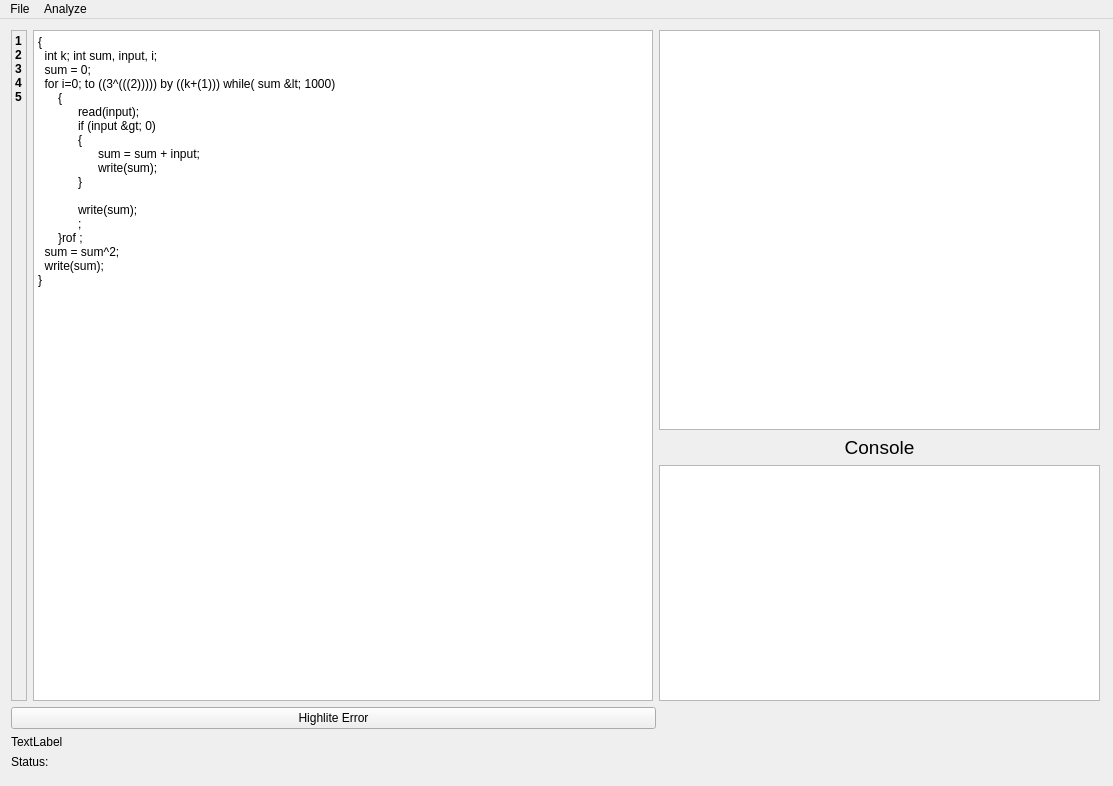
The window that MainWindow/mainwindow.ui (Childcity/SimpleLanguageParserGUI) describes before a commit, drawn with Qt 5.
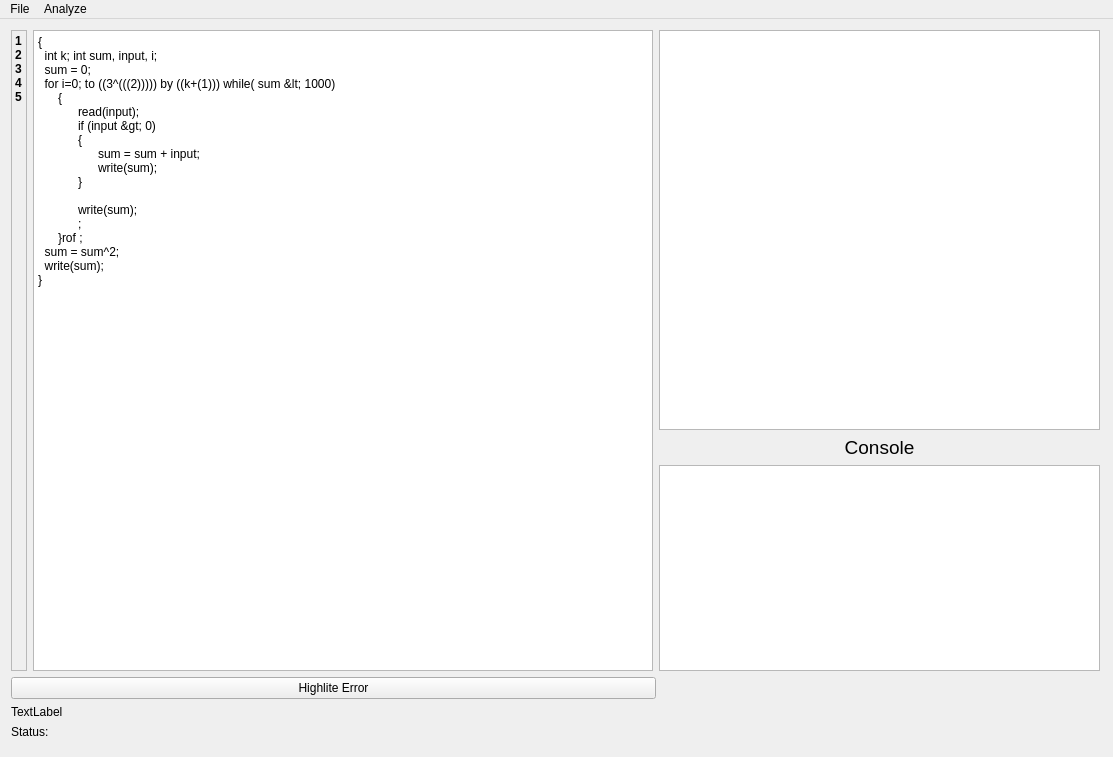
The same window after the commit.

The edit to the form file:
```diff
--- a/MainWindow/mainwindow.ui
+++ b/MainWindow/mainwindow.ui
@@ -7,7 +7,7 @@
     <x>0</x>
     <y>0</y>
     <width>1113</width>
-    <height>786</height>
+    <height>757</height>
    </rect>
   </property>
   <property name="windowTitle">
@@ -20,7 +20,7 @@
       <x>0</x>
       <y>0</y>
       <width>1111</width>
-      <height>761</height>
+      <height>731</height>
      </rect>
     </property>
     <layout class="QVBoxLayout" name="verticalLayout">
```
